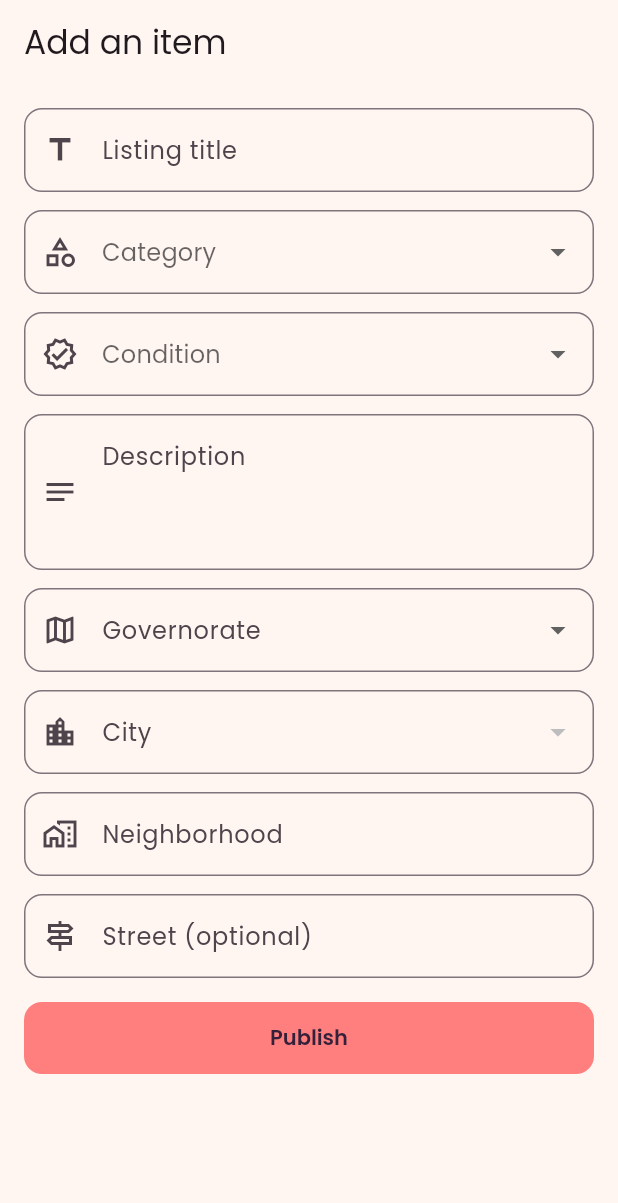
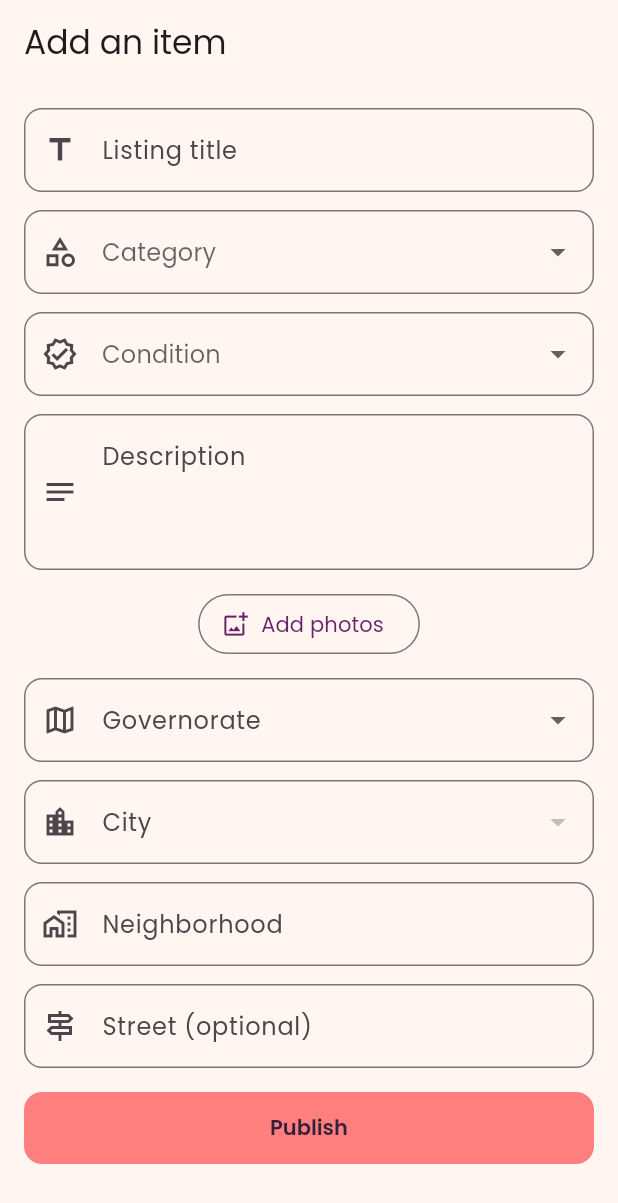
Before and after one commit to souloine-sahbi/borrowbetter, a Flutter app: the EcranNouvelObjet screen opened by its route, on a phone screen of 412 x 824 dp. Shown: the top 1203 px of the screen. Run offline on Flutter 3.47's test engine with Material 3 defaults, Android fonts, the phone set to English and light mode, and no system bars; our stand-ins replace cloud_firestore, dio, firebase_auth, firebase_core, flutter_riverpod, freezed_annotation and 4 more; accounts and stored records are empty; generated files the repository leaves out were written again.

Commit message:
feat: ajoute le choix des photos au formulaire de publication

```diff
--- a/lib/src/features/objets/presentation/ecran_nouvel_objet.dart
+++ b/lib/src/features/objets/presentation/ecran_nouvel_objet.dart
@@ -5,10 +5,12 @@ import 'package:borrowbetter/src/features/lieux/presentation/selecteur_localisat
 import 'package:borrowbetter/src/features/objets/domain/objet.dart';
 import 'package:borrowbetter/src/features/objets/presentation/libelles_objet.dart';
 import 'package:borrowbetter/src/features/objets/presentation/objets_providers.dart';
+import 'package:borrowbetter/src/features/objets/presentation/selecteur_photos.dart';
+import 'package:borrowbetter/src/shared/domain/failure.dart';
 import 'package:borrowbetter/src/shared/l10n/app_localizations.dart';
+import 'package:borrowbetter/src/shared/presentation/message_pour.dart';
 import 'package:borrowbetter/src/shared/theme/dimensions.dart';
 import 'package:borrowbetter/src/shared/widgets/bouton_principal.dart';
-import 'package:firebase_core/firebase_core.dart';
 import 'package:flutter/material.dart';
 import 'package:flutter_riverpod/flutter_riverpod.dart';
 import 'package:go_router/go_router.dart';
@@ -30,6 +32,7 @@ class _EtatEcranNouvelObjet extends ConsumerState<EcranNouvelObjet> {
   EtatObjet? _etat;
   String? _gouvernorat;
   String? _ville;
+  var _photos = <String>[];
   var _enChargement = false;
   String? _erreur;
 
@@ -58,6 +61,8 @@ class _EtatEcranNouvelObjet extends ConsumerState<EcranNouvelObjet> {
       _erreur = null;
     });
     try {
+      // Les photos d'abord : on n'enregistre l'objet qu'avec leurs adresses.
+      final adresses = await ref.read(depotPhotosProvider).envoyer(_photos);
       await ref
           .read(depotObjetsProvider)
           .publier(
@@ -71,15 +76,16 @@ class _EtatEcranNouvelObjet extends ConsumerState<EcranNouvelObjet> {
               langueAnnonce: langue,
               cite: _cite.text.trim(),
               rue: rue.isEmpty ? null : rue,
+              photos: adresses,
             ),
             proprietaireId: utilisateur.uid,
             proprietaireNom: utilisateur.displayName ?? '',
           );
       messager.showSnackBar(SnackBar(content: Text(textes.objetPublie)));
       routeur.pop();
-    } on FirebaseException {
+    } on Failure catch (echec) {
       if (!mounted) return;
-      setState(() => _erreur = textes.erreurInconnue);
+      setState(() => _erreur = messagePour(textes, echec));
     } finally {
       if (mounted) setState(() => _enChargement = false);
     }
@@ -157,6 +163,11 @@ class _EtatEcranNouvelObjet extends ConsumerState<EcranNouvelObjet> {
                     validator: (valeur) => validerObligatoire(textes, valeur),
                   ),
                   const SizedBox(height: Espacements.m),
+                  SelecteurPhotos(
+                    chemins: _photos,
+                    onChanged: (chemins) => setState(() => _photos = chemins),
+                  ),
+                  const SizedBox(height: Espacements.m),
                   SelecteurLocalisation(
                     gouvernoratId: _gouvernorat,
                     villeId: _ville,
--- a/lib/src/features/objets/presentation/objets_providers.dart
+++ b/lib/src/features/objets/presentation/objets_providers.dart
@@ -1,6 +1,9 @@
 import 'package:borrowbetter/src/features/objets/data/depot_objets_firestore.dart';
+import 'package:borrowbetter/src/features/objets/data/depot_photos_cloudinary.dart';
 import 'package:borrowbetter/src/features/objets/domain/depot_objets.dart';
+import 'package:borrowbetter/src/features/objets/domain/depot_photos.dart';
 import 'package:borrowbetter/src/features/objets/domain/objet.dart';
+import 'package:borrowbetter/src/shared/reseau/dio_provider.dart';
 import 'package:cloud_firestore/cloud_firestore.dart';
 import 'package:flutter_riverpod/flutter_riverpod.dart';
 
@@ -8,6 +11,11 @@ final depotObjetsProvider = Provider<DepotObjets>(
   (ref) => DepotObjetsFirestore(FirebaseFirestore.instance),
 );
 
+// Seul point de bascule de l'hébergement des photos.
+final depotPhotosProvider = Provider<DepotPhotos>(
+  (ref) => DepotPhotosCloudinary(ref.watch(dioProvider)),
+);
+
 final objetsDisponiblesProvider = StreamProvider<List<Objet>>(
   (ref) => ref.watch(depotObjetsProvider).surveillerDisponibles(),
 );
--- /dev/null
+++ b/lib/src/features/objets/presentation/selecteur_photos.dart
@@ -0,0 +1,104 @@
+import 'dart:io';
+
+import 'package:borrowbetter/src/shared/l10n/app_localizations.dart';
+import 'package:borrowbetter/src/shared/theme/dimensions.dart';
+import 'package:flutter/material.dart';
+import 'package:image_picker/image_picker.dart';
+
+/// Choix des photos d'un objet : vignettes, ajout, retrait.
+///
+/// L'état (la liste des chemins) appartient au parent.
+class SelecteurPhotos extends StatelessWidget {
+  const new({
+    required this.chemins,
+    required this.onChanged,
+    this.maximum = 3,
+    super.key,
+  });
+
+  final List<String> chemins;
+  final ValueChanged<List<String>> onChanged;
+  final int maximum;
+
+  Future<void> _ajouter(BuildContext context) async {
+    final restant = maximum - chemins.length;
+    if (restant <= 0) return;
+    // Réduit la taille avant l'envoi : photos plus rapides à téléverser.
+    final choisies = await ImagePicker().pickMultiImage(
+      maxWidth: 1600,
+      imageQuality: 80,
+    );
+    if (choisies.isEmpty || !context.mounted) return;
+    onChanged([...chemins, for (final f in choisies.take(restant)) f.path]);
+  }
+
+  @override
+  Widget build(BuildContext context) {
+    final textes = AppLocalizations.of(context);
+    return Column(
+      crossAxisAlignment: CrossAxisAlignment.start,
+      children: [
+        if (chemins.isNotEmpty) ...[
+          SizedBox(
+            height: _Vignette.taille,
+            child: ListView.separated(
+              scrollDirection: Axis.horizontal,
+              itemCount: chemins.length,
+              separatorBuilder: (_, _) => const SizedBox(width: Espacements.s),
+              itemBuilder: (context, index) => _Vignette(
+                chemin: chemins[index],
+                libelleRetirer: textes.photosRetirer,
+                onRetirer: () => onChanged([...chemins]..removeAt(index)),
+              ),
+            ),
+          ),
+          const SizedBox(height: Espacements.s),
+        ],
+        OutlinedButton.icon(
+          onPressed: chemins.length >= maximum ? null : () => _ajouter(context),
+          icon: const Icon(Icons.add_photo_alternate_outlined),
+          label: Text(textes.photosAjouter),
+        ),
+      ],
+    );
+  }
+}
+
+class _Vignette extends StatelessWidget {
+  const new({
+    required this.chemin,
+    required this.libelleRetirer,
+    required this.onRetirer,
+  });
+
+  static const taille = 96.0;
+
+  final String chemin;
+  final String libelleRetirer;
+  final VoidCallback onRetirer;
+
+  @override
+  Widget build(BuildContext context) {
+    return SizedBox.square(
+      dimension: taille,
+      child: Stack(
+        fit: StackFit.expand,
+        children: [
+          ClipRRect(
+            borderRadius: BorderRadius.circular(Espacements.s),
+            child: Image.file(File(chemin), fit: BoxFit.cover),
+          ),
+          PositionedDirectional(
+            top: 0,
+            end: 0,
+            child: IconButton.filledTonal(
+              tooltip: libelleRetirer,
+              icon: const Icon(Icons.close),
+              onPressed: onRetirer,
+            ),
+          ),
+        ],
+      ),
+    );
+  }
+}
--- a/lib/src/shared/l10n/app_ar.arb
+++ b/lib/src/shared/l10n/app_ar.arb
@@ -72,5 +72,7 @@
   "etatUsage": "مستعمل",
   "erreurNonAutorise": "انتهت جلستك",
   "erreurIntrouvable": "هذا العنصر لم يعد موجودًا",
-  "erreurServeur": "الخدمة غير متاحة"
+  "erreurServeur": "الخدمة غير متاحة",
+  "photosAjouter": "إضافة صور",
+  "photosRetirer": "إزالة الصورة"
 }
--- a/lib/src/shared/l10n/app_en.arb
+++ b/lib/src/shared/l10n/app_en.arb
@@ -72,5 +72,7 @@
   "etatUsage": "Used",
   "erreurNonAutorise": "Your session has expired",
   "erreurIntrouvable": "This item no longer exists",
-  "erreurServeur": "Service unavailable"
+  "erreurServeur": "Service unavailable",
+  "photosAjouter": "Add photos",
+  "photosRetirer": "Remove photo"
 }
--- a/lib/src/shared/l10n/app_fr.arb
+++ b/lib/src/shared/l10n/app_fr.arb
@@ -71,5 +71,7 @@
   "etatBonEtat": "Bon état",
   "etatUsage": "Usagé","erreurNonAutorise": "Votre session a expiré",
   "erreurIntrouvable": "Cet objet n'existe plus",
-  "erreurServeur": "Service indisponible"
+  "erreurServeur": "Service indisponible",
+  "photosAjouter": "Ajouter des photos",
+  "photosRetirer": "Retirer la photo"
 }
--- a/lib/src/shared/l10n/app_localizations.dart
+++ b/lib/src/shared/l10n/app_localizations.dart
@@ -537,6 +537,18 @@ abstract class AppLocalizations {
   /// In fr, this message translates to:
   /// **'Service indisponible'**
   String get erreurServeur;
+
+  /// No description provided for @photosAjouter.
+  ///
+  /// In fr, this message translates to:
+  /// **'Ajouter des photos'**
+  String get photosAjouter;
+
+  /// No description provided for @photosRetirer.
+  ///
+  /// In fr, this message translates to:
+  /// **'Retirer la photo'**
+  String get photosRetirer;
 }
 
 class _AppLocalizationsDelegate
--- a/lib/src/shared/l10n/app_localizations_ar.dart
+++ b/lib/src/shared/l10n/app_localizations_ar.dart
@@ -228,4 +228,10 @@ class AppLocalizationsAr extends AppLocalizations {
 
   @override
   String get erreurServeur => 'الخدمة غير متاحة';
+
+  @override
+  String get photosAjouter => 'إضافة صور';
+
+  @override
+  String get photosRetirer => 'إزالة الصورة';
 }
--- a/lib/src/shared/l10n/app_localizations_en.dart
+++ b/lib/src/shared/l10n/app_localizations_en.dart
@@ -229,4 +229,10 @@ class AppLocalizationsEn extends AppLocalizations {
 
   @override
   String get erreurServeur => 'Service unavailable';
+
+  @override
+  String get photosAjouter => 'Add photos';
+
+  @override
+  String get photosRetirer => 'Remove photo';
 }
--- a/lib/src/shared/l10n/app_localizations_fr.dart
+++ b/lib/src/shared/l10n/app_localizations_fr.dart
@@ -229,4 +229,10 @@ class AppLocalizationsFr extends AppLocalizations {
 
   @override
   String get erreurServeur => 'Service indisponible';
+
+  @override
+  String get photosAjouter => 'Ajouter des photos';
+
+  @override
+  String get photosRetirer => 'Retirer la photo';
 }
```
